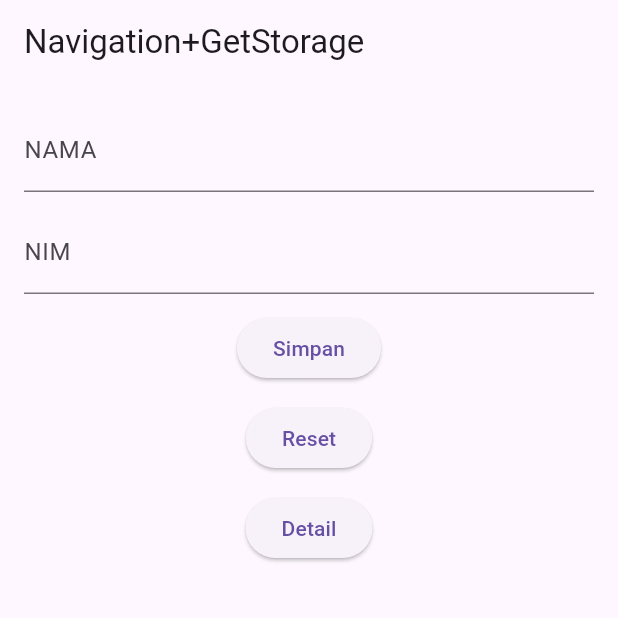
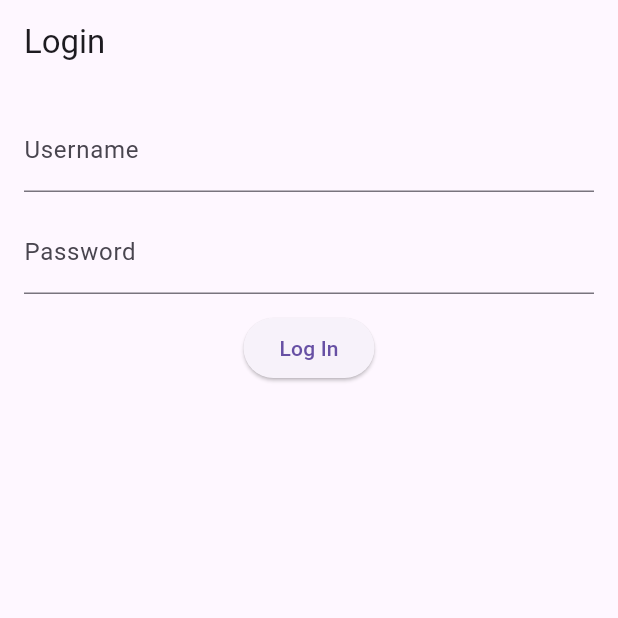
Before and after one commit to rizkyadde23/belajar_flutter, a Flutter app: the screen it shows after launch, on a phone screen of 412 x 824 dp, the top half of it. Run offline on Flutter 3.47's test engine with Material 3 defaults, Android fonts, the phone set to English and light mode, and no system bars; our stand-ins replace get, get_storage.

Commit message:
Middleware App

```diff
--- a/lib/main.dart
+++ b/lib/main.dart
@@ -1,19 +1,23 @@
+import 'package:belajar/pages/app_pages.dart';
 import 'package:belajar/pages/app_routes.dart';
-import 'package:belajar/pages/user_controller.dart';
 import 'package:flutter/material.dart';
 import 'package:get/get.dart';
 import 'package:get_storage/get_storage.dart';
-import 'pages/app_pages.dart';
-
 
 void main() async {
   await GetStorage.init();
-  Get.put(UserController()); // inisiasi controller
-  runApp(
-    GetMaterialApp(
+  runApp(MyApp());
+}
+
+class MyApp extends StatelessWidget{
+  MyApp ({super.key});
+  final box = GetStorage();
+  @override
+  Widget build(BuildContext context) {
+    return GetMaterialApp(
       debugShowCheckedModeBanner: false,
       initialRoute: AppRoutes.home,
       getPages: AppPages.routes,
-    )
-  );
+    );
+  }
 }
--- a/lib/pages/app_pages.dart
+++ b/lib/pages/app_pages.dart
@@ -1,11 +1,19 @@
+import 'package:belajar/pages/middleware.dart';
 import 'package:get/get.dart';
-import 'package:belajar/pages/home.dart';
-import 'package:belajar/pages/detail.dart';
+import 'home.dart';
+import 'login.dart';
 import 'app_routes.dart';
 
 class AppPages{
   static final routes = [
-    GetPage(name: AppRoutes.home, page: ()=>HomePage()),
-    GetPage(name: AppRoutes.detail, page: ()=>DetailPage())
+    GetPage(
+      name: AppRoutes.home,
+      page:()=> HomePage(),
+      middlewares: [AuthMiddleWare()] //Cek Keadaan Middleware
+      ),
+    GetPage(
+      name: AppRoutes.login,
+      page: ()=> LoginPage(),
+      ),
   ];
 }
--- a/lib/pages/app_routes.dart
+++ b/lib/pages/app_routes.dart
@@ -1,4 +1,4 @@
 class AppRoutes{
   static const home = '/';
-  static const detail = '/detail';
+  static const login = '/login';
 }
--- a/lib/pages/home.dart
+++ b/lib/pages/home.dart
@@ -1,41 +1,45 @@
-import 'package:belajar/pages/app_routes.dart';
-import 'package:belajar/pages/user_controller.dart';
+import 'package:belajar/pages/login.dart';
 import 'package:flutter/material.dart';
 import 'package:get/get.dart';
+import 'package:get_storage/get_storage.dart';
 
 class HomePage extends StatelessWidget{
   HomePage ({super.key});
-  final dataController = Get.find<UserController>();
+  final box = GetStorage();
+
+  void logout(){
+    box.write('isLoggedIn', false);
+    Get.offAll(LoginPage());
+    Get.snackbar("Berhasil", 'Logout Berhasil');
+
+  }
   @override
   Widget build(BuildContext context) {
     return Scaffold(
-      appBar: AppBar(title: Text("Navigation+GetStorage"),),
-      body: Padding(padding: EdgeInsets.all(16),
-      child: Column(
-        children: [
-          TextField(
-            controller: dataController.namaController,
-            decoration: InputDecoration(labelText: "NAMA"),
-          ),
-          const SizedBox(height: 12,),
-          TextField(
-            controller: dataController.nimController,
-            decoration: InputDecoration(labelText: "NIM"),
-          ),
-          const SizedBox(height: 12,),
-          ElevatedButton(
-          onPressed: dataController.simpan,
-          child: Text("Simpan")),
-          const SizedBox(height: 12,),
-          ElevatedButton(
-          onPressed: dataController.reset,
-          child: Text("Reset")),
-          const SizedBox(height: 12,),
-          ElevatedButton(
-          onPressed: (){Get.toNamed(AppRoutes.detail);},
-          child: Text("Detail")),
-        ],
-      ),
+      appBar: AppBar(
+        title: Text("Home"),
+        actions: [
+          IconButton(
+            onPressed: (){
+              Get.defaultDialog(
+                title: "Konfirmasi",
+                middleText: "Yakin Ingin Keluar?",
+                textConfirm: "Ya",
+                textCancel: "Tidak",
+                confirmTextColor: Colors.white,
+                onConfirm: (){
+                  logout();
+                },
+                onCancel: Get.back,
+                barrierDismissible: false,
+              );
+            },
+            icon: Icon(Icons.logout),
+        ),
+        ]
+        ),
+        body: Center(
+        child: Text("Selamat Datang Di Home Page"),
       ),
     );
   }
--- /dev/null
+++ b/lib/pages/login.dart
@@ -0,0 +1,49 @@
+import 'package:belajar/pages/home.dart';
+import 'package:flutter/material.dart';
+import 'package:get/get.dart';
+import 'package:get_storage/get_storage.dart';
+
+class LoginPage extends StatelessWidget{
+  LoginPage ({super.key});
+  final TextEditingController usernameController = TextEditingController();
+  final TextEditingController passwordController = TextEditingController();
+  final box = GetStorage();
+
+  void login(){
+    final username = usernameController.text;
+    final password = passwordController.text;
+    if (username == 'admin'&&password=='admin123') {
+      box.write('isLoggedin', true);
+      Get.snackbar("Berhasil", 'Login Berhasil');
+      Get.offAll(HomePage());
+    } else {
+      usernameController.clear();
+      passwordController.clear();
+      Get.snackbar("Gagal", 'Username atau Password Salah');
+    }
+  }
+
+  @override
+  Widget build(BuildContext context) {
+    return Scaffold(
+      appBar: AppBar(title: Text("Login"),),
+      body: Padding(padding: EdgeInsets.all(16),
+      child: Column(
+        children: [
+          TextField(
+            controller: usernameController,
+            decoration: InputDecoration(labelText: "Username"),
+          ),
+          const SizedBox(height: 12,),
+          TextField(
+            controller: passwordController,
+            decoration: InputDecoration(labelText: 'Password'),
+            ),
+          const SizedBox(height: 12,),
+          ElevatedButton(onPressed: login, child: Text("Log In"))
+        ],
+      ),
+      ),
+    );
+  }
+}
--- /dev/null
+++ b/lib/pages/middleware.dart
@@ -0,0 +1,15 @@
+import 'package:flutter/widgets.dart';
+import 'package:get/get.dart';
+import 'package:get_storage/get_storage.dart';
+
+class AuthMiddleWare extends GetMiddleware{
+  final box = GetStorage();
+  @override
+    RouteSettings? redirect(String? route) {
+    bool isLoggedIn = box.read('isLoggedIn') ?? false; //Cek Keadaan Login
+    if (!isLoggedIn) {
+      return const RouteSettings(name: '/login'); //Arahkan Ke Login
+    }
+    return null;
+  }
+}
--- a/lib/pages/user_controller.dart
+++ /dev/null
@@ -1,50 +0,0 @@
-import 'package:flutter/widgets.dart';
-import 'package:get/get.dart';
-import 'package:get_storage/get_storage.dart';
-
-class UserController extends GetxController{
-  final namaController = TextEditingController();
-  final nimController = TextEditingController();
-  final box = GetStorage();
-  var daftar = <Map<String,String>>[].obs;
-
-  @override
-  void onInit(){
-    super.onInit();
-    List stored = box.read('mahasiswa')??[];
-    daftar.value = List<Map<String, String>>.from(stored);
-  }
-
-  void simpan(){
-    final nama = namaController.text;
-    final nim = nimController.text;
-
-    if (namaController.text.isNotEmpty & nimController.text.isNotEmpty) {
-      final newData = {'nama' : nama, 'nim': nim};
-      daftar.add(newData);
-      box.write('mahasiswa', daftar);
-      namaController.clear();
-      nimController.clear();
-      Get.snackbar("Berhasil", "Data Telah Disimpan");
-    } else {
-      Get.snackbar("Peringatan", "Field Tidak Boleh Kosong");
-    }
-  }
-
-  void hapus(int index){
-    daftar.removeAt(index);
-    box.write('mahasiswa', daftar);
-  }
-
-  void reset(){
-    namaController.clear();
-    nimController.clear();
-  }
-
-  @override
-  void onClose(){
-    namaController.dispose();
-    nimController.dispose();
-    super.onClose();
-  }
-}
```
Also changed, not shown: lib/pages/detail.dart (deleted, +0 -33 lines).
